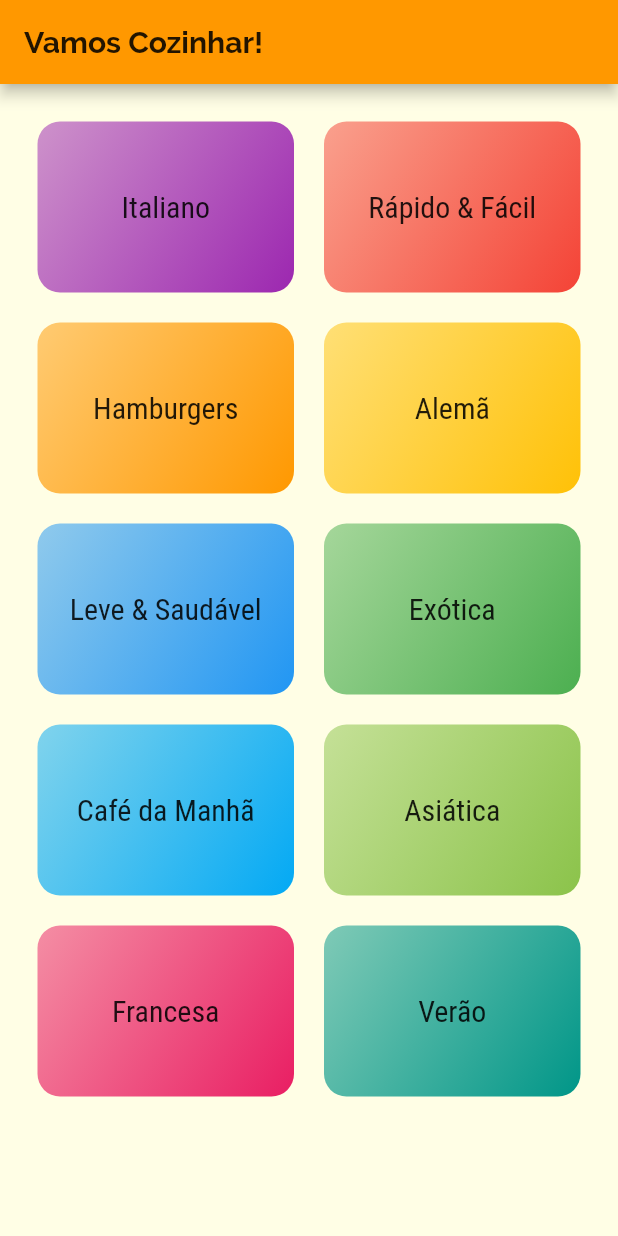
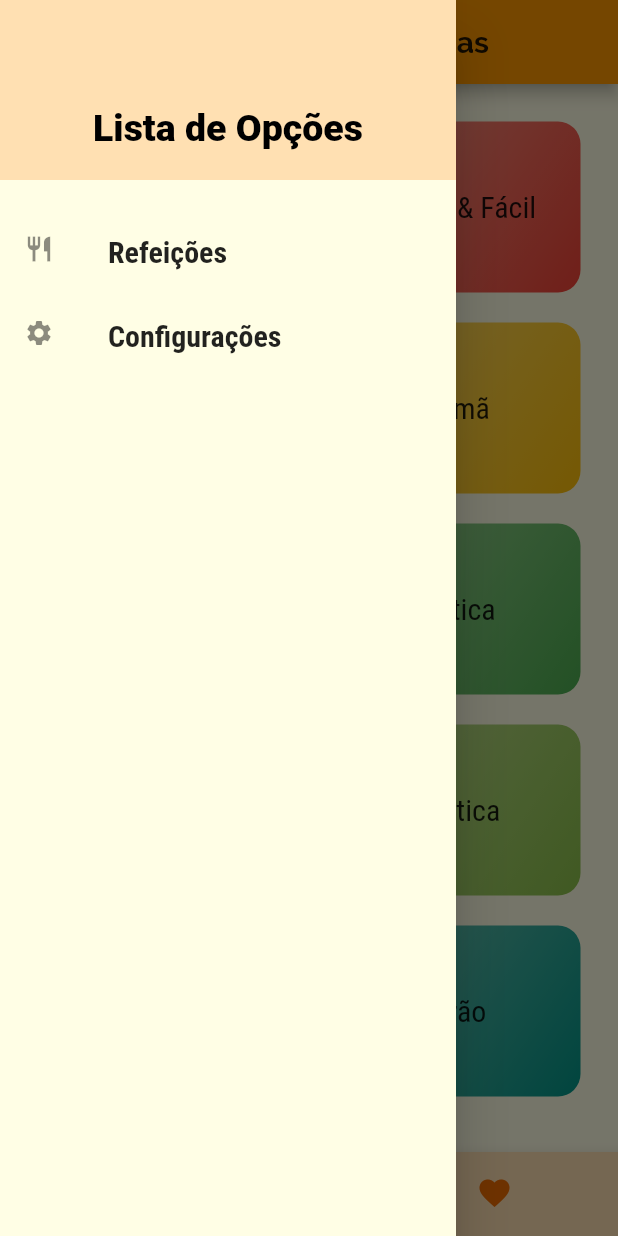
Before and after one commit to andersonpsilvaa/Flutter_Dart, a Flutter app: the screen it shows after launch, with the side drawer open (before the commit the screen has no drawer), on a phone screen of 412 x 824 dp. Run offline on Flutter 3.47's test engine with Material 2 defaults, Android fonts, the phone set to English and light mode, and no system bars.

Commit message:
Aula 22-04

```diff
--- /dev/null
+++ b/Flutter & Dart/Projetos/Meals/lib/components/main_drawer.dart
@@ -0,0 +1,60 @@
+import 'package:flutter/material.dart';
+import '../utils/app_routes.dart';
+
+class MainDrawer extends StatelessWidget {
+  Widget _createItem(IconData icon, String label, Function onTap) {
+    return ListTile(
+      leading: Icon(
+        icon,
+        size: 20,
+      ),
+      title: Text(
+        label,
+        style: TextStyle(
+          fontFamily: 'RobotoCondensed',
+          fontSize: 20,
+          fontWeight: FontWeight.bold,
+        ),
+      ),
+      onTap: onTap,
+    );
+  }
+
+  @override
+  Widget build(BuildContext context) {
+    return Drawer(
+      child: Column(
+        children: [
+          Container(
+            height: 120,
+            width: double.infinity,
+            padding: EdgeInsets.all(20),
+            color: Theme.of(context).primaryColorLight,
+            alignment: Alignment.bottomCenter,
+            child: Text(
+              'Lista de Opções',
+              style: TextStyle(
+                fontWeight: FontWeight.w900,
+                fontSize: 25,
+                color: Colors.black,
+              ),
+            ),
+          ),
+          SizedBox(
+            height: 20,
+          ),
+          _createItem(
+            Icons.restaurant,
+            'Refeições',
+            () => Navigator.of(context).pushNamed(AppRoutes.HOME),
+          ),
+          _createItem(
+            Icons.settings,
+            'Configurações',
+            () => Navigator.of(context).pushNamed(AppRoutes.SETTINGS),
+          ),
+        ],
+      ),
+    );
+  }
+}
--- a/Flutter & Dart/Projetos/Meals/lib/main.dart
+++ b/Flutter & Dart/Projetos/Meals/lib/main.dart
@@ -1,7 +1,8 @@
 import 'package:flutter/material.dart';
 import 'package:meals/screens/categories_meals_screen.dart';
 import 'package:meals/screens/meal_detail_screen.dart';
-import 'screens/categories_screens.dart';
+import 'package:meals/screens/settings_screen.dart';
+import 'package:meals/screens/tabs_bottom_screen.dart';
 import 'utils/app_routes.dart';
 
 void main() => runApp(MyApp());
@@ -23,14 +24,15 @@ class MyApp extends StatelessWidget {
                 ),
               )),
       routes: {
-        AppRoutes.HOME: (ctx) => CategoriesScreen(),
+        AppRoutes.HOME: (ctx) => TabsBottomScreen(),
         AppRoutes.CATEGORIES_MEALS: (ctx) => CategoriesMealsScreen(),
         AppRoutes.MEAL_DETAIL: (ctx) => MealDetailScreen(),
+        AppRoutes.SETTINGS: (ctx) => SettingsScreen(),
       },
       onUnknownRoute: (settings) {
         return MaterialPageRoute(
           builder: (_) {
-            return CategoriesScreen();
+            return TabsBottomScreen();
           },
         );
       },
--- a/Flutter & Dart/Projetos/Meals/lib/screens/categories_screens.dart
+++ b/Flutter & Dart/Projetos/Meals/lib/screens/categories_screens.dart
@@ -5,14 +5,7 @@ import '../data/dummy_data.dart';
 class CategoriesScreen extends StatelessWidget {
   @override
   Widget build(BuildContext context) {
-    return Scaffold(
-      appBar: AppBar(
-        title: Text(
-          'Vamos Cozinhar!',
-          style: TextStyle(fontWeight: FontWeight.bold),
-        ),
-      ),
-      body: GridView(
+    return GridView(
       padding: const EdgeInsets.all(25),
       gridDelegate: SliverGridDelegateWithMaxCrossAxisExtent(
         maxCrossAxisExtent: 200,
@@ -23,7 +16,6 @@ class CategoriesScreen extends StatelessWidget {
       children: DUMMY_CATEGORIES.map((cat) {
         return CategoryItem(cat);
       }).toList(),
-      ),
     );
   }
 }
--- /dev/null
+++ b/Flutter & Dart/Projetos/Meals/lib/screens/tabs_bottom_screen.dart
@@ -0,0 +1,60 @@
+import 'package:flutter/material.dart';
+import 'package:meals/components/main_drawer.dart';
+import 'categories_screens.dart';
+import 'favorite_screen.dart';
+
+class TabsBottomScreen extends StatefulWidget {
+  @override
+  _TabsBottomScreenState createState() => _TabsBottomScreenState();
+}
+
+class _TabsBottomScreenState extends State<TabsBottomScreen> {
+  int _selectedScreenIndex = 0;
+
+  final List<Map<String, Object>> _screens = [
+    {'title': 'Lista de Categorias', 'screen': CategoriesScreen()},
+    {'title': 'Meus favoritos', 'screen': FavoriteScreen()},
+  ];
+
+  _selectScreen(int index) {
+    setState(() {
+      _selectedScreenIndex = index;
+    });
+  }
+
+  @override
+  Widget build(BuildContext context) {
+    return Scaffold(
+      appBar: AppBar(
+        title: Center(
+          child: Text(
+            _screens[_selectedScreenIndex]['title'],
+            style: TextStyle(fontWeight: FontWeight.bold),
+          ),
+        ),
+      ),
+      drawer: MainDrawer(),
+      body: _screens[_selectedScreenIndex]['screen'],
+      bottomNavigationBar: BottomNavigationBar(
+        onTap: _selectScreen,
+        backgroundColor: Theme.of(context).primaryColorLight,
+        unselectedItemColor: Colors.orange.shade800,
+        selectedItemColor: Colors.red,
+        currentIndex: _selectedScreenIndex,
+        type: BottomNavigationBarType.shifting,
+        items: [
+          BottomNavigationBarItem(
+            backgroundColor: Theme.of(context).primaryColorLight,
+            icon: Icon(Icons.category),
+            label: 'Categorias',
+          ),
+          BottomNavigationBarItem(
+            backgroundColor: Theme.of(context).primaryColorLight,
+            icon: Icon(Icons.favorite),
+            label: 'Favoritos',
+          ),
+        ],
+      ),
+    );
+  }
+}
--- a/Flutter & Dart/Projetos/Meals/lib/utils/app_routes.dart
+++ b/Flutter & Dart/Projetos/Meals/lib/utils/app_routes.dart
@@ -2,4 +2,5 @@ class AppRoutes {
   static const HOME = '/';
   static const CATEGORIES_MEALS = '/categories-meals';
   static const MEAL_DETAIL = '/meal-detail';
+  static const SETTINGS = '/settings';
 }
```
Also changed, not shown: Flutter & Dart/Projetos/Meals/lib/screens/favorite_screen.dart (added, +12 -0 lines), Flutter & Dart/Projetos/Meals/lib/screens/settings_screen.dart (added, +20 -0 lines), Flutter & Dart/Projetos/Meals/lib/screens/tabs_screen.dart (added, +38 -0 lines), 3 other files. Lines whose indentation alone changed are shown as unchanged.
